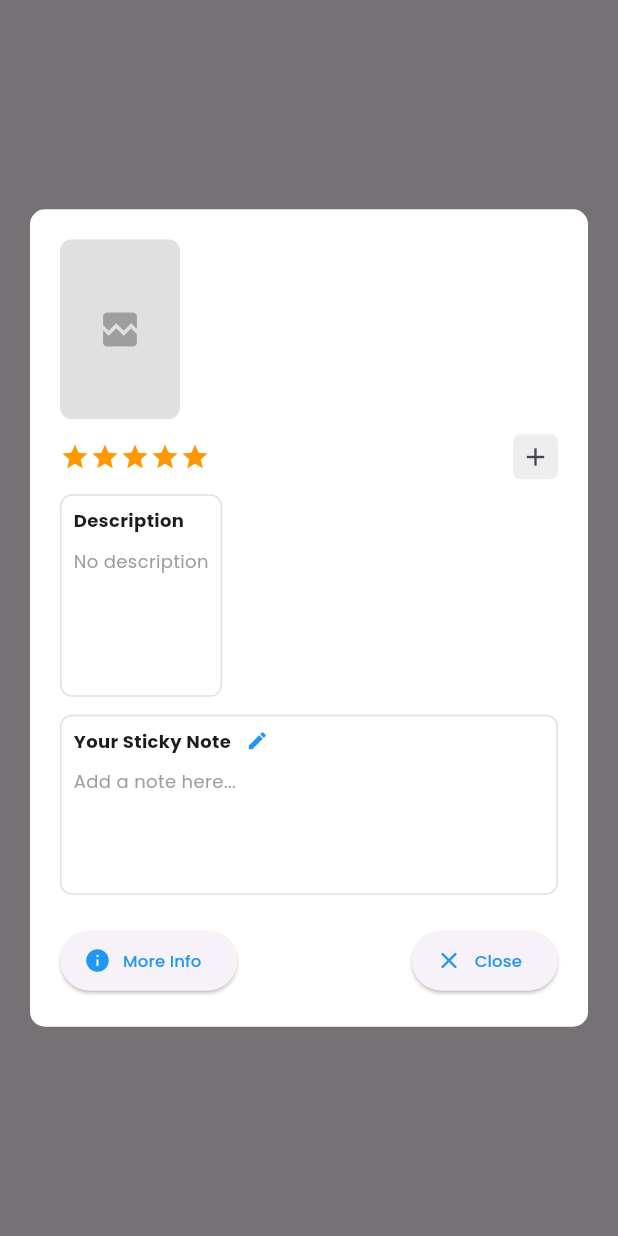
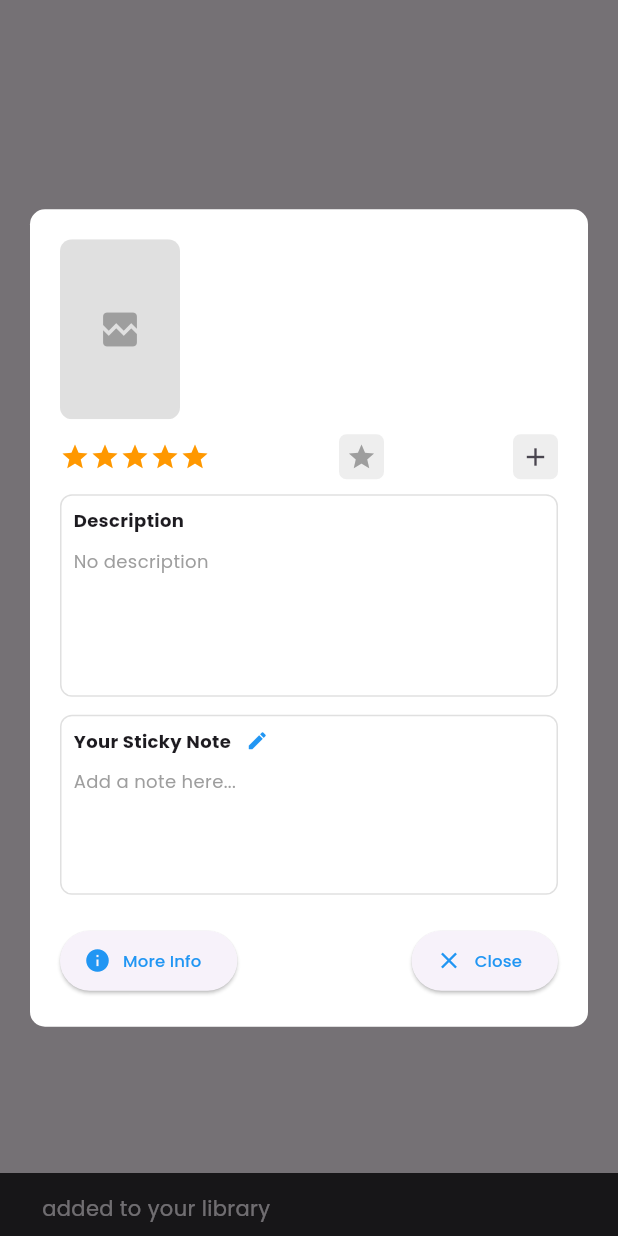
Before and after one commit to Sy-Nipun04/media-shelf, a Flutter app: what bookPopUpInfo() shows on an empty page, opened directly with empty values, after a tap on the "add" icon, on a phone screen of 412 x 824 dp. Run offline on Flutter 3.47's test engine with Material 3 defaults, Android fonts, the phone set to English and light mode, and no system bars; drawn by our look-alikes of cached_network_image; our stand-ins replace flutter_dotenv, flutter_svg, hive, hive_flutter, shared_preferences; accounts and stored records are empty; network calls fail.

Commit message:
added favourites and changed some provider functions

```diff
--- a/lib/pages/book info/book_details.dart
+++ b/lib/pages/book info/book_details.dart
@@ -111,6 +111,37 @@ Future<dynamic> bookPopUpInfo(
                     ),
                     Consumer<BooksProvider>(
                       builder: (context, provider, child) {
+                        final isFavourite = userLibrary.any(
+                          (b) => b.id == book.id && b.favourite,
+                        );
+                        return Container(
+                          height: 30,
+                          width: 30,
+                          decoration: BoxDecoration(
+                            color:
+                                isFavourite
+                                    ? const Color.fromARGB(255, 255, 183, 0)
+                                    : Colors.grey[200],
+                            borderRadius: BorderRadius.circular(5),
+                          ),
+                          child: IconButton(
+                            padding: EdgeInsets.zero,
+                            icon: Icon(
+                              Icons.star,
+                              color: isFavourite ? Colors.white : Colors.grey,
+                              size: 20,
+                            ),
+                            onPressed: () {
+                              isFavourite
+                                  ? provider.toggleFavorite(book)
+                                  : provider.toggleFavorite(book);
+                            },
+                          ),
+                        );
+                      },
+                    ),
+                    Consumer<BooksProvider>(
+                      builder: (context, provider, child) {
                         final isInLibrary = userLibrary.any(
                           (b) => b.id == book.id,
                         );
@@ -130,8 +161,73 @@ Future<dynamic> bookPopUpInfo(
                               isInLibrary ? Icons.check : Icons.add,
                               size: 20,
                             ),
-                            onPressed: () {
-                              // Add/Remove logic here...
+                            onPressed: () async {
+                              if (isInLibrary) {
+                                final confirm = await showDialog(
+                                  context: context,
+                                  builder: (context) {
+                                    return AlertDialog(
+                                      title: const Text('Remove Book?'),
+                                      content: Text(
+                                        'Do you want to remove ${book.title} from your library?',
+                                      ),
+                                      actions: [
+                                        TextButton(
+                                          onPressed:
+                                              () => Navigator.of(
+                                                context,
+                                              ).pop(false),
+                                          child: const Text('Cancel'),
+                                        ),
+                                        TextButton(
+                                          onPressed:
+                                              () => Navigator.of(
+                                                context,
+                                              ).pop(true),
+                                          child: const Text('Remove'),
+                                        ),
+                                      ],
+                                    );
+                                  },
+                                );
+
+                                if (confirm == true) {
+                                  provider.removeFromLibrary(book.id);
+                                  if (context.mounted) {
+                                    ScaffoldMessenger.of(context).showSnackBar(
+                                      SnackBar(
+                                        duration: Duration(milliseconds: 500),
+                                        content: Text(
+                                          '${book.title} removed from library',
+                                        ),
+                                      ),
+                                    );
+                                  } else {
+                                    return;
+                                  }
+                                } else {
+                                  return;
+                                }
+                              } else {
+                                ScaffoldMessenger.of(context).showSnackBar(
+                                  SnackBar(
+                                    duration: const Duration(milliseconds: 700),
+                                    content: Text(
+                                      '${book.title} added to your library',
+                                    ),
+                                  ),
+                                );
+                                provider.addToLibrary(
+                                  BooksHiveModel(
+                                    id: book.id,
+                                    title: book.title,
+                                    authors: book.authors,
+                                    description: book.description,
+                                    thumbnail: book.thumbnail,
+                                    addedAt: book.addedAt,
+                                  ),
+                                );
+                              }
                             },
                           ),
                         );
@@ -142,6 +238,7 @@ Future<dynamic> bookPopUpInfo(
                 const SizedBox(height: 10),
 
                 Container(
+                  width: double.infinity,
                   padding: const EdgeInsets.all(8),
                   constraints: BoxConstraints(
                     maxHeight: 135,
```
Also changed, not shown: lib/providers/books_provider.dart (+4 -32 lines).
